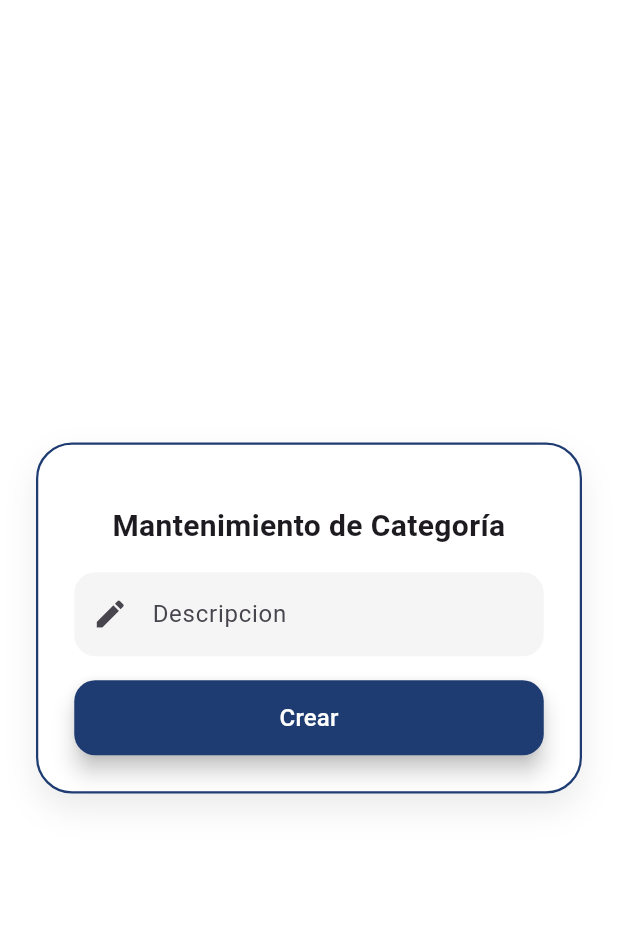
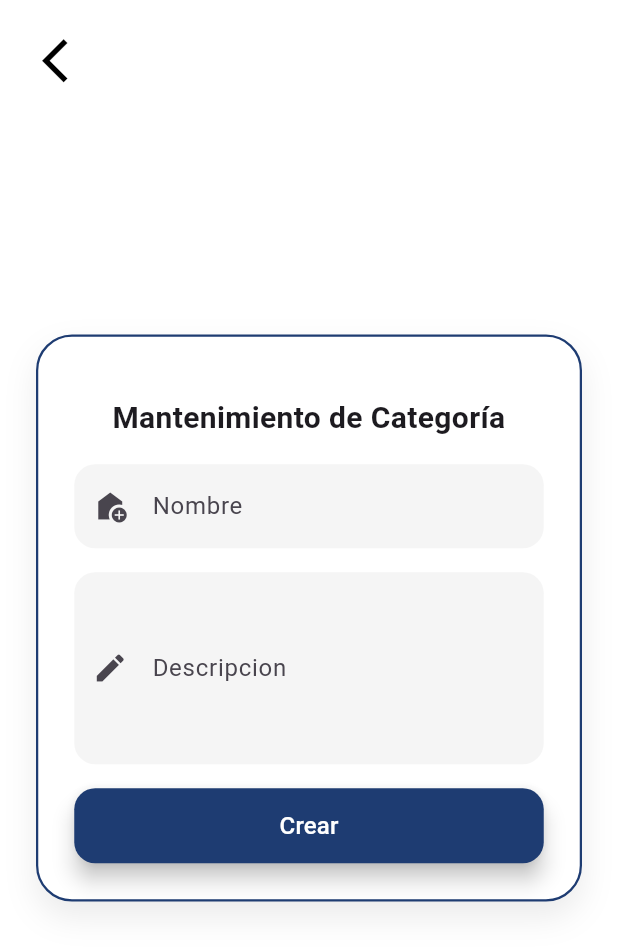
Before and after one commit to andalcivar001/EcommercePrueba, a Flutter app: the CategoryFormPage screen opened by its route, on a phone screen of 412 x 824 dp. Shown: the top 951 px of the screen. Run offline on Flutter 3.47's test engine with Material 3 defaults, Android fonts, the phone set to English and light mode, and no system bars; our stand-ins replace equatable, flutter_bloc, fluttertoast, get_it, image_picker, injectable and 1 more; accounts and stored records are empty.

Commit message:
Category formulario ya guarda y actualiza , se agrega campo nombre

```diff
--- a/lib/src/domain/models/Category.dart
+++ b/lib/src/domain/models/Category.dart
@@ -10,12 +10,14 @@ String categoryToJson(Category data) => json.encode(data.toJson());
 
 class Category {
   String id;
-  String descripcion;
+  String nombre;
+  String? descripcion;
   bool isActive;
 
   Category({
     required this.id,
-    required this.descripcion,
+    required this.nombre,
+    this.descripcion,
     required this.isActive,
   });
 
@@ -30,13 +32,15 @@ class Category {
 
   factory Category.fromJson(Map<String, dynamic> json) => Category(
     id: json["_id"],
-    descripcion: json["descripcion"],
+    nombre: json["nombre"],
+    descripcion: json["descripcion"] ?? '',
     isActive: json["isActive"],
   );
 
   Map<String, dynamic> toJson() => {
     "_id": id,
-    "descripcion": descripcion,
+    "nombre": nombre,
+    "descripcion": descripcion ?? '',
     "isActive": isActive,
   };
 }
--- a/lib/src/presentation/pages/category/form/CategoryFormContent.dart
+++ b/lib/src/presentation/pages/category/form/CategoryFormContent.dart
@@ -5,6 +5,7 @@ import 'package:ecommerce_prueba/src/presentation/pages/category/form/bloc/Categ
 import 'package:ecommerce_prueba/src/presentation/utils/BlocFormItem.dart';
 import 'package:ecommerce_prueba/src/presentation/widgets/AppToast.dart';
 import 'package:ecommerce_prueba/src/presentation/widgets/DefaultButton.dart';
+import 'package:ecommerce_prueba/src/presentation/widgets/DefaultIconBack.dart';
 import 'package:ecommerce_prueba/src/presentation/widgets/DefaultTextField.dart';
 import 'package:flutter/material.dart';
 
@@ -22,6 +23,7 @@ class CategoryFormContent extends StatelessWidget {
       child: SafeArea(
         child: Stack(
           children: [
+            DefaultIconBack(left: 20, top: 15, color: Colors.black),
             Center(
               child: SingleChildScrollView(
                 padding: EdgeInsets.all(24),
@@ -56,6 +58,8 @@ class CategoryFormContent extends StatelessWidget {
                           ),
                         ),
                         SizedBox(height: 16),
+                        _textNombre(),
+                        SizedBox(height: 16),
                         _textDescripcion(),
                         SizedBox(height: 16),
                         _buttonActualizar(),
@@ -71,9 +75,28 @@ class CategoryFormContent extends StatelessWidget {
     );
   }
 
+  Widget _textNombre() {
+    return DefaultTextField(
+      label: 'Nombre',
+      icon: Icons.add_home,
+      textInputType: TextInputType.text,
+      textInputAction: TextInputAction.next,
+      onChanged: (text) {
+        bloc?.add(
+          NombreChangedCategoryFormEvent(nombre: BlocFormItem(value: text)),
+        );
+      },
+      initialValue: category?.nombre,
+      validator: (value) {
+        return state.nombre.error;
+      },
+    );
+  }
+
   Widget _textDescripcion() {
     return DefaultTextField(
       label: 'Descripcion',
+      maxLines: 4,
       icon: Icons.edit,
       textInputType: TextInputType.text,
       textInputAction: TextInputAction.done,
--- a/lib/src/presentation/pages/category/form/CategoryFormPage.dart
+++ b/lib/src/presentation/pages/category/form/CategoryFormPage.dart
@@ -4,6 +4,8 @@ import 'package:ecommerce_prueba/src/presentation/pages/category/form/CategoryFo
 import 'package:ecommerce_prueba/src/presentation/pages/category/form/bloc/CategoryFormBloc.dart';
 import 'package:ecommerce_prueba/src/presentation/pages/category/form/bloc/CategoryFormEvent.dart';
 import 'package:ecommerce_prueba/src/presentation/pages/category/form/bloc/CategoryFormState.dart';
+import 'package:ecommerce_prueba/src/presentation/pages/category/list/bloc/CategoryListBloc.dart';
+import 'package:ecommerce_prueba/src/presentation/pages/category/list/bloc/CategoryListEvent.dart';
 import 'package:ecommerce_prueba/src/presentation/widgets/AppToast.dart';
 import 'package:flutter/material.dart';
 import 'package:flutter_bloc/flutter_bloc.dart';
@@ -36,12 +38,15 @@ class _CategoryFormPageState extends State<CategoryFormPage> {
     return Scaffold(
       body: Center(
         child: BlocListener<CategoryFormBloc, CategoryFormState>(
+          listenWhen: (previous, current) =>
+              previous.response != current.response,
           listener: (context, state) {
             final responseState = state.response;
             if (responseState is Error) {
               AppToast.error(responseState.message);
             } else if (responseState is Success) {
               AppToast.success('Categoría guardada correctamente');
+              context.read<CategoryListBloc>().add(InitCategoryListEvent());
             }
           },
           child: BlocBuilder<CategoryFormBloc, CategoryFormState>(
@@ -51,6 +56,7 @@ class _CategoryFormPageState extends State<CategoryFormPage> {
               return Stack(
                 children: [
                   CategoryFormContent(bloc, state, category),
+
                   if (r is Loading)
                     const Positioned.fill(
                       child: ColoredBox(
--- a/lib/src/presentation/pages/category/form/bloc/CategoryFormBloc.dart
+++ b/lib/src/presentation/pages/category/form/bloc/CategoryFormBloc.dart
@@ -12,6 +12,7 @@ class CategoryFormBloc extends Bloc<CategoryFormEvent, CategoryFormState> {
 
   CategoryFormBloc(this.categoryUseCases) : super(CategoryFormState()) {
     on<InitCategoryFormEvent>(_onInit);
+    on<NombreChangedCategoryFormEvent>(_onNombreChanged);
     on<DescripcionChangedCategoryFormEvent>(_onDescripcionChanged);
     on<FormSubmittedCategoryFormEvent>(_onFormSubmitted);
   }
@@ -24,8 +25,24 @@ class CategoryFormBloc extends Bloc<CategoryFormEvent, CategoryFormState> {
     emit(
       state.coypWith(
         id: event.category?.id ?? '',
+        nombre: BlocFormItem(value: event.category?.nombre ?? ''),
         descripcion: BlocFormItem(value: event.category?.descripcion ?? ''),
         isActive: event.category?.isActive ?? false,
+        formKey: formKey,
+      ),
+    );
+  }
+
+  Future<void> _onNombreChanged(
+    NombreChangedCategoryFormEvent event,
+    Emitter<CategoryFormState> emit,
+  ) async {
+    emit(
+      state.coypWith(
+        nombre: BlocFormItem(
+          value: event.nombre.value,
+          error: event.nombre.value.isNotEmpty ? null : 'Ingrese el nombre',
+        ),
         formKey: formKey,
       ),
     );
@@ -39,7 +56,7 @@ class CategoryFormBloc extends Bloc<CategoryFormEvent, CategoryFormState> {
       state.coypWith(
         descripcion: BlocFormItem(
           value: event.descripcion.value,
-          error: event.descripcion.value.isEmpty
+          error: event.descripcion.value.isNotEmpty
               ? null
               : 'Ingrese la descripcion',
         ),
@@ -52,25 +69,22 @@ class CategoryFormBloc extends Bloc<CategoryFormEvent, CategoryFormState> {
     FormSubmittedCategoryFormEvent event,
     Emitter<CategoryFormState> emit,
   ) async {
-    if (state.descripcion.value.isEmpty) {
-      print('descripcion esta vaciaa');
-    }
-    print('ENTRO ${state.descripcion.value}');
     emit(state.coypWith(response: Loading(), formKey: formKey));
 
     final category = Category(
       id: state.id,
+      nombre: state.nombre.value,
       descripcion: state.descripcion.value,
       isActive: state.isActive,
     );
+
+    print('CATEGORY BLOC ${category.toJson()}');
+
     if (state.id.isNotEmpty) {
-      final Resource response = await categoryUseCases.update.run(
-        category,
-        state.id,
-      );
+      Resource response = await categoryUseCases.update.run(category, state.id);
       emit(state.coypWith(response: response, formKey: formKey));
     } else {
-      final Resource response = await categoryUseCases.create.run(category);
+      Resource response = await categoryUseCases.create.run(category);
       emit(state.coypWith(response: response, formKey: formKey));
     }
   }
--- a/lib/src/presentation/pages/category/form/bloc/CategoryFormEvent.dart
+++ b/lib/src/presentation/pages/category/form/bloc/CategoryFormEvent.dart
@@ -16,6 +16,13 @@ class InitCategoryFormEvent extends CategoryFormEvent {
   List<Object?> get props => [category];
 }
 
+class NombreChangedCategoryFormEvent extends CategoryFormEvent {
+  final BlocFormItem nombre;
+  const NombreChangedCategoryFormEvent({required this.nombre});
+  @override
+  List<Object?> get props => [nombre];
+}
+
 class DescripcionChangedCategoryFormEvent extends CategoryFormEvent {
   final BlocFormItem descripcion;
   const DescripcionChangedCategoryFormEvent({required this.descripcion});
--- a/lib/src/presentation/pages/category/form/bloc/CategoryFormState.dart
+++ b/lib/src/presentation/pages/category/form/bloc/CategoryFormState.dart
@@ -5,6 +5,7 @@ import 'package:flutter/material.dart';
 
 class CategoryFormState extends Equatable {
   final String id;
+  final BlocFormItem nombre;
   final BlocFormItem descripcion;
   final bool isActive;
   final Resource? response;
@@ -12,6 +13,7 @@ class CategoryFormState extends Equatable {
 
   const CategoryFormState({
     this.id = '',
+    this.nombre = const BlocFormItem(error: 'Ingrese nombre'),
     this.descripcion = const BlocFormItem(error: 'Ingrese descripcion'),
     this.response,
     this.formKey,
@@ -20,6 +22,7 @@ class CategoryFormState extends Equatable {
 
   CategoryFormState coypWith({
     String? id,
+    BlocFormItem? nombre,
     BlocFormItem? descripcion,
     Resource? response,
     GlobalKey<FormState>? formKey,
@@ -27,6 +30,7 @@ class CategoryFormState extends Equatable {
   }) {
     return CategoryFormState(
       id: id ?? this.id,
+      nombre: nombre ?? this.nombre,
       descripcion: descripcion ?? this.descripcion,
       isActive: isActive ?? this.isActive,
       response: response,
@@ -36,5 +40,5 @@ class CategoryFormState extends Equatable {
 
   @override
   // TODO: implement props
-  List<Object?> get props => [id, descripcion, isActive];
+  List<Object?> get props => [id, nombre, descripcion, isActive, response];
 }
--- a/lib/src/presentation/pages/category/list/CategoryListItem.dart
+++ b/lib/src/presentation/pages/category/list/CategoryListItem.dart
@@ -1,11 +1,9 @@
 import 'package:ecommerce_prueba/src/domain/models/Category.dart';
-import 'package:ecommerce_prueba/src/presentation/pages/category/list/bloc/CategoryListBloc.dart';
 import 'package:flutter/material.dart';
 
 class CategoryListItem extends StatelessWidget {
-  CategoryListBloc? _bloc;
   Category _category;
-  CategoryListItem(this._bloc, this._category);
+  CategoryListItem(this._category);
 
   @override
   Widget build(BuildContext context) {
@@ -14,7 +12,7 @@ class CategoryListItem extends StatelessWidget {
       shape: RoundedRectangleBorder(borderRadius: BorderRadius.circular(10)),
       child: ListTile(
         title: Text(
-          _category.descripcion,
+          _category.nombre,
           style: TextStyle(fontSize: 16, fontWeight: FontWeight.w500),
         ),
         trailing: Row(
--- a/lib/src/presentation/pages/category/list/bloc/CategoryListEvent.dart
+++ b/lib/src/presentation/pages/category/list/bloc/CategoryListEvent.dart
@@ -19,3 +19,7 @@ class BusquedaChangedListEvent extends CategoryListEvent {
   // TODO: implement props
   List<Object?> get props => [busqueda];
 }
+
+class DeleteCategoryListEvent extends CategoryListEvent {
+  const DeleteCategoryListEvent();
+}
--- a/lib/src/presentation/widgets/DefaultTextField.dart
+++ b/lib/src/presentation/widgets/DefaultTextField.dart
@@ -13,6 +13,7 @@ class DefaultTextField extends StatelessWidget {
   VoidCallback? onTap;
   TextInputAction? textInputAction;
   Iterable<String>? autofillHints;
+  int maxLines;
 
   DefaultTextField({
     Key? key,
@@ -28,11 +29,13 @@ class DefaultTextField extends StatelessWidget {
     this.onTap,
     this.textInputAction,
     this.autofillHints,
+    this.maxLines = 1,
   }) : super(key: key);
 
   @override
   Widget build(BuildContext context) {
     return TextFormField(
+      maxLines: maxLines,
       obscureText: obscureText,
       initialValue: controller == null ? initialValue : null,
       onChanged: (text) {
```
Also changed, not shown: lib/src/data/datasource/remote/services/CategoryService.dart (+22 -0 lines), lib/src/presentation/pages/category/list/CategoryListPage.dart (+22 -4 lines), lib/src/presentation/pages/category/list/bloc/CategoryListBloc.dart (+18 -11 lines).
